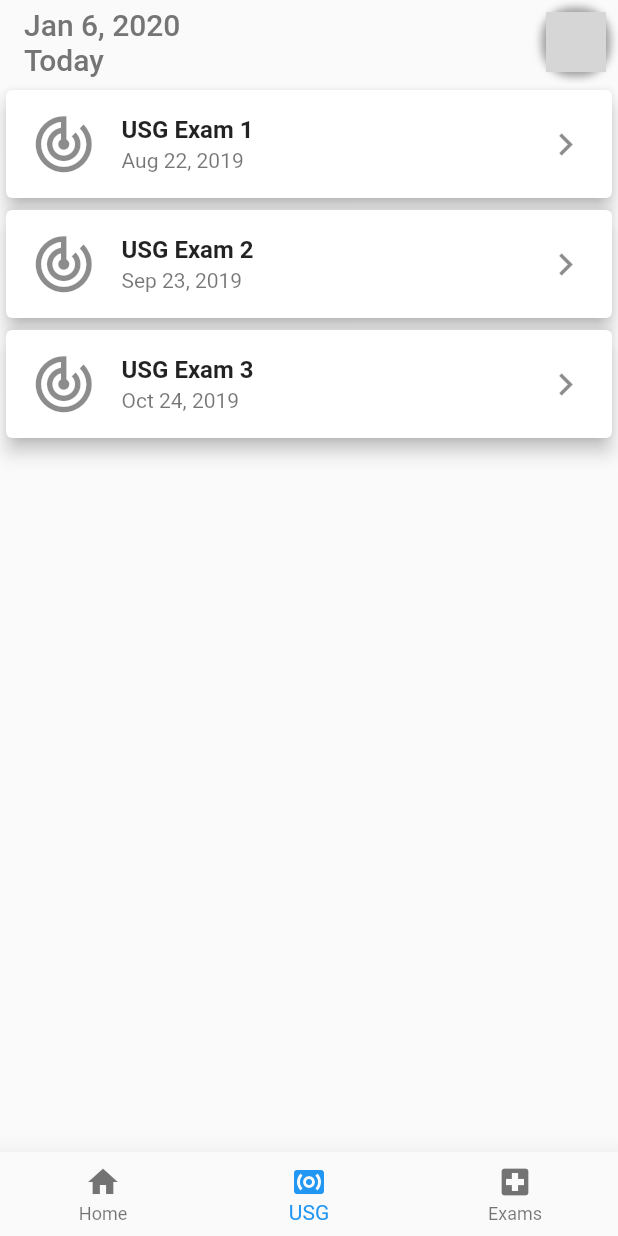
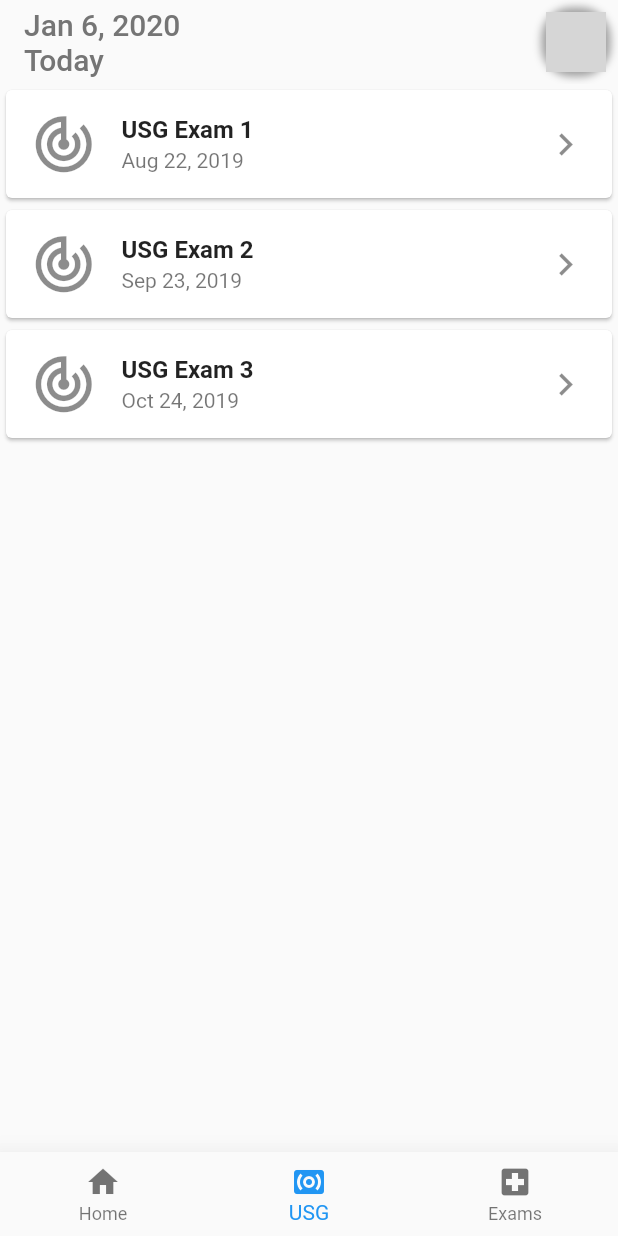
Before and after one commit to ReccaFlames/pregnancy_card, a Flutter app: the screen it shows after launch, item 2 of the bottom bar chosen, on a phone screen of 412 x 824 dp. Run offline on Flutter 3.47's test engine with Material 2 defaults, Android fonts, the phone set to English and light mode, and no system bars; our stand-ins replace circular_check_box, image_picker, numberpicker; network calls fail; project files that could hold a hidden picture were left out; grey boxes are pictures that could not be loaded.

```diff
--- a/lib/usg_exam/usg_main_widget.dart
+++ b/lib/usg_exam/usg_main_widget.dart
@@ -32,10 +32,9 @@ class _UsgMainPageState extends State<UsgMainPage> {
       itemCount: dates.length,
       itemBuilder: (context, index) {
         return Card(
-          elevation: 5,
+          elevation: 1,
           child: ListTile(
             onTap: () {
-              print('tapped');
               _navigateDetailsPage(index);
             },
             leading: Icon(Icons.track_changes, size: 45,),
```
